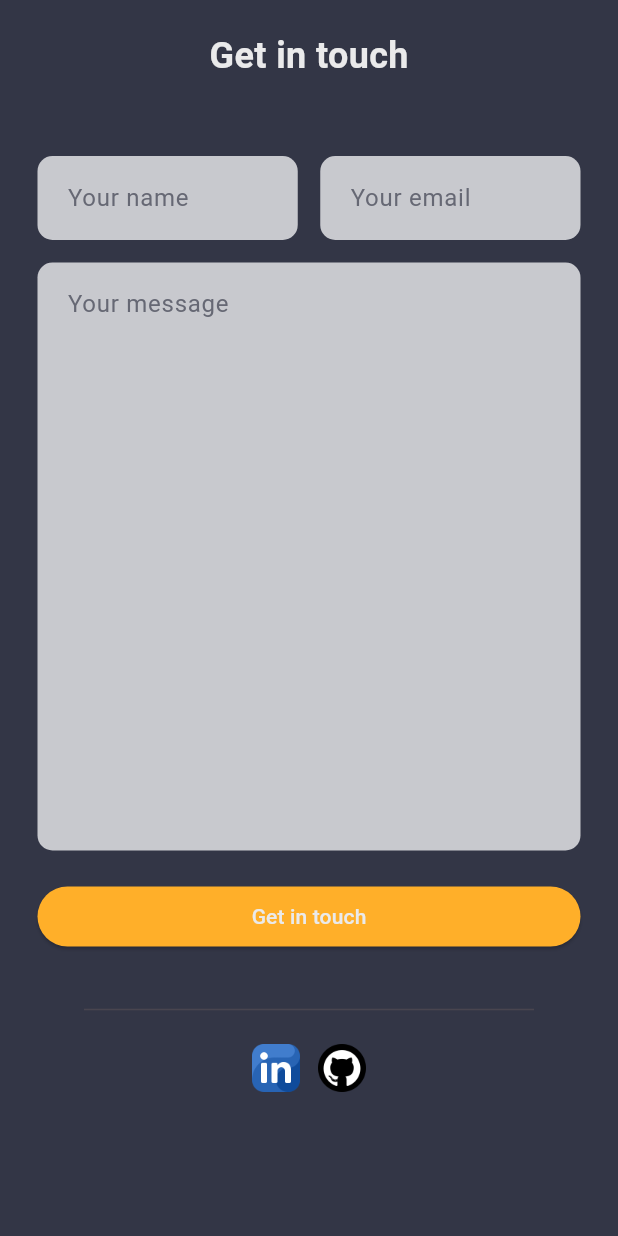
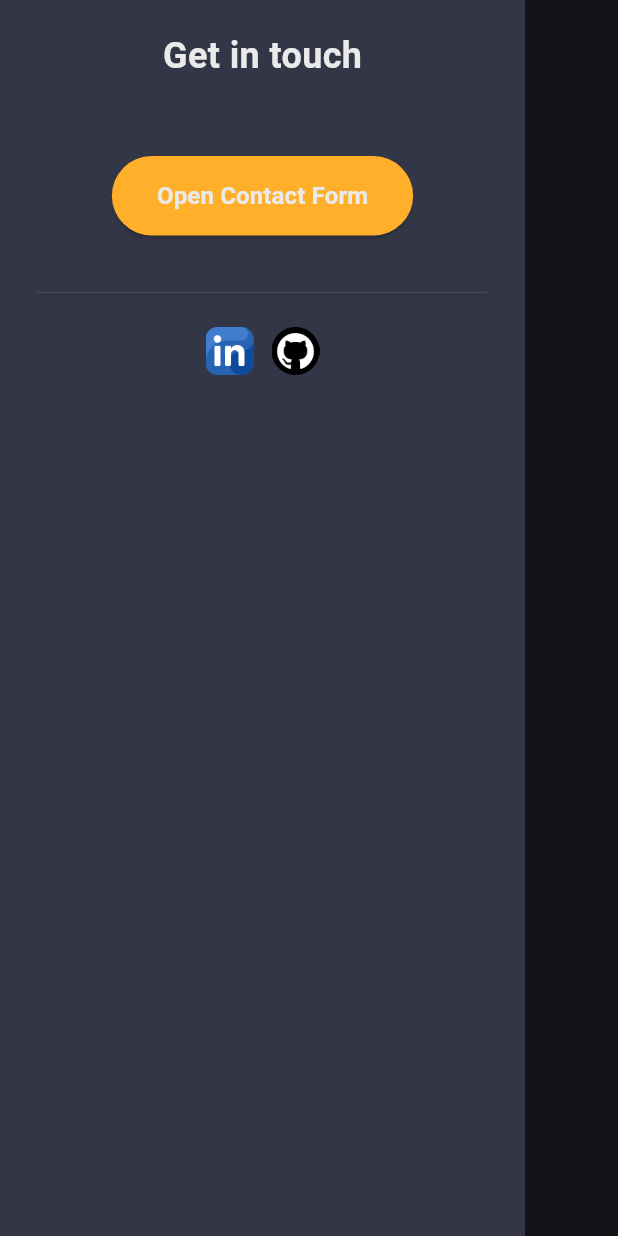
Before and after one commit to Piyushbhatt7/my_portfolio, a Flutter app: the ContactSection widget shown alone on an empty page, opened directly, on a phone screen of 412 x 824 dp. Run offline on Flutter 3.47's test engine with Material 3 defaults, Android fonts, the phone set to English and light mode, and no system bars; our stand-ins replace flutter_animate, google_fonts; missing offline and left inert: dart:js, easy_pdf_viewer, model_viewer_plus, typing_text.

Commit message:
contact section

```diff
--- a/lib/widgets/contact_section.dart
+++ b/lib/widgets/contact_section.dart
@@ -5,8 +5,73 @@ import 'dart:js' as js;
 import '../constants/colors.dart';
 import 'custom_text_field.dart';
 
-class ContactSection extends StatelessWidget {
+class ContactSection extends StatefulWidget {
   const ContactSection({super.key});
+
+  @override
+  State<ContactSection> createState() => _ContactSectionState();
+}
+
+class _ContactSectionState extends State<ContactSection> with SingleTickerProviderStateMixin {
+  bool isFormVisible = false;
+  late AnimationController _controller;
+  late Animation<double> _scaleAnimation;
+  late Animation<double> _bounceAnimation;
+  late Animation<double> _opacityAnimation;
+
+  @override
+  void initState() {
+    super.initState();
+    _controller = AnimationController(
+      duration: const Duration(milliseconds: 600),
+      vsync: this,
+    );
+
+    _scaleAnimation = Tween<double>(
+      begin: 0.5,
+      end: 1.0,
+    ).animate(CurvedAnimation(
+      parent: _controller,
+      curve: Curves.elasticOut,
+    ));
+
+    _bounceAnimation = Tween<double>(
+      begin: -50.0,
+      end: 0.0,
+    ).animate(CurvedAnimation(
+      parent: _controller,
+      curve: Curves.elasticOut,
+    ));
+
+    _opacityAnimation = Tween<double>(
+      begin: 0.0,
+      end: 1.0,
+    ).animate(CurvedAnimation(
+      parent: _controller,
+      curve: Curves.easeIn,
+    ));
+  }
+
+  @override
+  void dispose() {
+    _controller.dispose();
+    super.dispose();
+  }
+
+  void _showForm() {
+    setState(() {
+      isFormVisible = true;
+      _controller.forward();
+    });
+  }
+
+  void _hideForm() {
+    _controller.reverse().then((_) {
+      setState(() {
+        isFormVisible = false;
+      });
+    });
+  }
 
   @override
   Widget build(BuildContext context) {
@@ -16,99 +81,168 @@ class ContactSection extends StatelessWidget {
       child: Column(
         children: [
           // title
-          const Text("Get in touch",
+          const Text(
+            "Get in touch",
             style: TextStyle(
               fontWeight: FontWeight.bold,
               fontSize: 24,
               color: CustomColor.whitePrimary,
-            ),),
-
-          const SizedBox(height: 50.0,),
-          ConstrainedBox(
-            constraints: const BoxConstraints(
-              maxWidth: 700,
-              maxHeight: 100,
             ),
-            child: LayoutBuilder(
-                builder: (context, constraints)
-                    {
-                      if(constraints.maxWidth >= kMinDesktopWidth)
-                        {
-                          return buildNameEmailFieldDesktop();
-                        }
-
-                      // else
-                      return buildNameEmailFieldMobile();
-                    }
-            )
           ),
 
-          const SizedBox(height: 15.0,),
-          // message
-          ConstrainedBox(
-            constraints: const BoxConstraints(
-                maxWidth: 700
-            ),
-            child: CustomTextField(
-              hintText: "Your message",
-              maxLine: 15,
-            ),
-          ),
-          const SizedBox(height: 20.0,),
+          const SizedBox(height: 50.0),
 
-          // send button
-          ConstrainedBox(
-            constraints: const BoxConstraints(
-                maxWidth: 700
-            ),
-            child: SizedBox(
-              width: double.maxFinite,
-              child: ElevatedButton(onPressed: (){},
+          // Contact button
+          ElevatedButton(
+            onPressed: _showForm,
             style: ElevatedButton.styleFrom(
               backgroundColor: CustomColor.yellowPrimary,
               foregroundColor: CustomColor.whitePrimary,
+              padding: const EdgeInsets.symmetric(horizontal: 30, vertical: 15),
+              shape: RoundedRectangleBorder(
+                borderRadius: BorderRadius.circular(30),
               ),
-
-                  child: const Text("Get in touch")
             ),
+            child: const Text(
+              "Open Contact Form",
+              style: TextStyle(fontSize: 16, fontWeight: FontWeight.w600),
             ),
           ),
 
-          const SizedBox(height: 30,),
+          const SizedBox(height: 30),
 
           ConstrainedBox(
-              constraints: BoxConstraints(
-                  maxWidth: 300
+            constraints: const BoxConstraints(maxWidth: 300),
+            child: const Divider(),
           ),
-              child: const Divider()
-          ),
-          const SizedBox(height: 15,),
-          // SNS icon button liks
+          const SizedBox(height: 15),
 
+          // SNS icon button links
           Wrap(
             spacing: 12,
             runSpacing: 12,
             alignment: WrapAlignment.center,
             children: [
               InkWell(
-                  onTap: (){
+                onTap: () {
                   js.context.callMethod('open', [SnsLinks.linkdin]);
                 },
                 child: Image.asset(
                   "assets/social/link-din.png",
                   width: 32,
-                  )),
-
+                ),
+              ),
               InkWell(
-                  onTap: (){
+                onTap: () {
                   js.context.callMethod('open', [SnsLinks.github]);
                 },
                 child: Image.asset(
                   "assets/social/github.png",
                   width: 32,
-                  ))
+                ),
+              ),
             ],
-          )
+          ),
+
+          // Popup Form
+          if (isFormVisible)
+            Stack(
+              children: [
+                // Backdrop
+                Positioned.fill(
+                  child: GestureDetector(
+                    onTap: _hideForm,
+                    child: Container(
+                      color: Colors.black.withOpacity(0.5),
+                    ),
+                  ),
+                ),
+
+                // Form
+                Center(
+                  child: AnimatedBuilder(
+                    animation: _controller,
+                    builder: (context, child) {
+                      return Transform.translate(
+                        offset: Offset(0, _bounceAnimation.value),
+                        child: Transform.scale(
+                          scale: _scaleAnimation.value,
+                          child: Opacity(
+                            opacity: _opacityAnimation.value,
+                            child: Container(
+                              width: 700,
+                              padding: const EdgeInsets.all(30),
+                              decoration: BoxDecoration(
+                                color: CustomColor.bgLight2,
+                                borderRadius: BorderRadius.circular(20),
+                                boxShadow: [
+                                  BoxShadow(
+                                    color: Colors.black.withOpacity(0.2),
+                                    blurRadius: 20,
+                                    spreadRadius: 5,
+                                  ),
+                                ],
+                              ),
+                              child: Column(
+                                mainAxisSize: MainAxisSize.min,
+                                children: [
+                                  Row(
+                                    mainAxisAlignment: MainAxisAlignment.spaceBetween,
+                                    children: [
+                                      const Text(
+                                        "Contact Form",
+                                        style: TextStyle(
+                                          fontSize: 24,
+                                          fontWeight: FontWeight.bold,
+                                          color: CustomColor.whitePrimary,
+                                        ),
+                                      ),
+                                      IconButton(
+                                        onPressed: _hideForm,
+                                        icon: const Icon(
+                                          Icons.close,
+                                          color: CustomColor.whitePrimary,
+                                        ),
+                                      ),
+                                    ],
+                                  ),
+                                  const SizedBox(height: 20),
+                                  buildNameEmailFieldDesktop(),
+                                  const SizedBox(height: 15),
+                                  CustomTextField(
+                                    hintText: "Your message",
+                                    maxLine: 15,
+                                  ),
+                                  const SizedBox(height: 20),
+                                  SizedBox(
+                                    width: double.maxFinite,
+                                    child: ElevatedButton(
+                                      onPressed: () {
+                                        // Handle form submission
+                                        _hideForm();
+                                      },
+                                      style: ElevatedButton.styleFrom(
+                                        backgroundColor: CustomColor.yellowPrimary,
+                                        foregroundColor: CustomColor.whitePrimary,
+                                        padding: const EdgeInsets.symmetric(vertical: 15),
+                                      ),
+                                      child: const Text(
+                                        "Send Message",
+                                        style: TextStyle(fontSize: 16),
+                                      ),
+                                    ),
+                                  ),
+                                ],
+                              ),
+                            ),
+                          ),
+                        ),
+                      );
+                    },
+                  ),
+                ),
+              ],
+            ),
         ],
       ),
     );
@@ -117,35 +251,12 @@ class ContactSection extends StatelessWidget {
   Row buildNameEmailFieldDesktop() {
     return Row(
       children: [
-        // name
         Flexible(
           child: CustomTextField(
             hintText: "Your name",
           ),
         ),
-        const SizedBox(width: 15.0,),
-        // email
-        Flexible(
-          child: CustomTextField(
-            hintText: "Your email",
-          ),
-        ),
-      ],
-    );
-  }
-
-
-  Row buildNameEmailFieldMobile() {
-    return Row(
-      children: [
-        // name
-        Flexible(
-          child: CustomTextField(
-            hintText: "Your name",
-          ),
-        ),
-        const SizedBox(width: 15.0,),
-        // email
+        const SizedBox(width: 15.0),
         Flexible(
           child: CustomTextField(
             hintText: "Your email",
```
Lines whose indentation alone changed are shown as unchanged.
